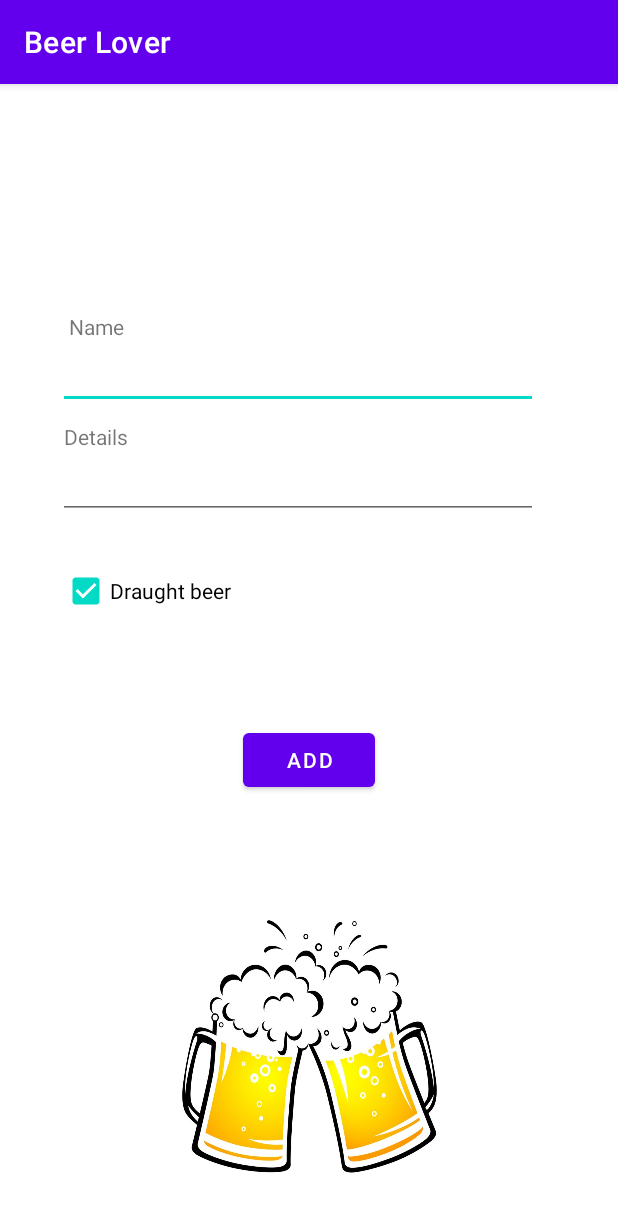
After one commit to asioko01/Beer-Lovers, an Android app: the add_beer screen opened directly, with no data from a screen before it, on a phone screen of 412 x 824 dp. The commit adds this screen. Shown: the top 1212 px of the screen. Run offline under Robolectric (Android 15) with nearby library versions, the phone set to English and light mode, and no system bars.

Commit message:
finished with adding

```diff
--- /dev/null
+++ b/app/src/main/java/com/example/beerlover/add_beer.java
@@ -0,0 +1,52 @@
+package com.example.beerlover;
+
+import androidx.appcompat.app.AppCompatActivity;
+
+import android.content.Context;
+import android.content.Intent;
+import android.os.Bundle;
+import android.view.View;
+import android.widget.Button;
+import android.widget.CheckBox;
+import android.widget.EditText;
+import android.widget.TextView;
+import android.widget.Toast;
+
+public class add_beer extends AppCompatActivity {
+
+    TextView name, details ;
+    EditText edName, edDetails;
+    CheckBox draught;
+    Button add;
+
+    @Override
+    protected void onCreate(Bundle savedInstanceState) {
+        super.onCreate(savedInstanceState);
+        setContentView(R.layout.activity_add_beer);
+        name =  findViewById(R.id.txtName);
+        details = findViewById(R.id.txtDetails);
+        edDetails = findViewById(R.id.EdtxtDetails);
+        edName = findViewById(R.id.EdtxtName);
+        draught = findViewById(R.id.checkBox);
+        add = findViewById(R.id.btnAddbeer);
+        add.setOnClickListener(new View.OnClickListener() {
+            public void onClick(View view) {
+
+                if(edName.getText().toString().isEmpty() || edDetails.getText().toString().isEmpty() ) {
+                    Context context = getApplicationContext();
+                    Toast.makeText(context, "Name or Details of beer is empty. Please fill it to continue!", Toast.LENGTH_LONG).show();
+                }
+                else
+                    {
+                        Intent add = new Intent(getApplicationContext(), MyListActivity.class);
+                        add.putExtra("name", edName.getText().toString().trim());
+                        add.putExtra("details",edDetails.getText().toString().trim());
+
+                        startActivity(add);
+                    }
+            }
+
+        });
+
+    }
+}
--- /dev/null
+++ b/app/src/main/res/layout/activity_add_beer.xml
@@ -0,0 +1,93 @@
+<?xml version="1.0" encoding="utf-8"?>
+<androidx.constraintlayout.widget.ConstraintLayout xmlns:android="http://schemas.android.com/apk/res/android"
+    xmlns:app="http://schemas.android.com/apk/res-auto"
+    xmlns:tools="http://schemas.android.com/tools"
+    android:layout_width="match_parent"
+    android:layout_height="match_parent"
+    tools:context=".add_beer">
+
+    <EditText
+        android:id="@+id/EdtxtName"
+        android:layout_width="wrap_content"
+        android:layout_height="wrap_content"
+        android:layout_marginBottom="28dp"
+        android:autofillHints=""
+        android:ems="15"
+        android:inputType="textPersonName"
+        app:layout_constraintBottom_toTopOf="@+id/EdtxtDetails"
+        app:layout_constraintEnd_toEndOf="parent"
+        app:layout_constraintHorizontal_bias="0.422"
+        app:layout_constraintStart_toStartOf="parent" />
+
+    <TextView
+        android:id="@+id/txtDetails"
+        android:layout_width="wrap_content"
+        android:layout_height="wrap_content"
+        android:text="Details"
+        app:layout_constraintBottom_toTopOf="@+id/EdtxtDetails"
+        app:layout_constraintEnd_toEndOf="parent"
+        app:layout_constraintHorizontal_bias="0.116"
+        app:layout_constraintStart_toStartOf="parent" />
+
+    <EditText
+        android:id="@+id/EdtxtDetails"
+        android:layout_width="wrap_content"
+        android:layout_height="wrap_content"
+        android:layout_marginBottom="24dp"
+        android:ems="15"
+        android:inputType="textPersonName"
+        app:layout_constraintBottom_toTopOf="@+id/checkBox"
+        app:layout_constraintEnd_toEndOf="parent"
+        app:layout_constraintHorizontal_bias="0.422"
+        app:layout_constraintStart_toStartOf="parent" />
+
+    <TextView
+        android:id="@+id/txtName"
+        android:layout_width="wrap_content"
+        android:layout_height="wrap_content"
+        android:text="@string/name"
+        app:layout_constraintBottom_toTopOf="@+id/EdtxtName"
+        app:layout_constraintEnd_toEndOf="parent"
+        app:layout_constraintHorizontal_bias="0.122"
+        app:layout_constraintStart_toStartOf="parent"
+        app:layout_constraintTop_toTopOf="parent"
+        app:layout_constraintVertical_bias="1.0" />
+
+    <CheckBox
+        android:id="@+id/checkBox"
+        android:layout_width="wrap_content"
+        android:layout_height="wrap_content"
+        android:checked="true"
+        android:text="Draught beer"
+        app:layout_constraintBottom_toBottomOf="parent"
+        app:layout_constraintEnd_toEndOf="parent"
+        app:layout_constraintHorizontal_bias="0.137"
+        app:layout_constraintStart_toStartOf="parent"
+        app:layout_constraintTop_toTopOf="parent"
+        app:layout_constraintVertical_bias="0.436" />
+
+    <Button
+        android:id="@+id/btnAddbeer"
+        android:layout_width="wrap_content"
+        android:layout_height="wrap_content"
+        android:text="ADD"
+        app:layout_constraintBottom_toTopOf="@+id/imgBeerAdd"
+        app:layout_constraintEnd_toEndOf="parent"
+        app:layout_constraintStart_toStartOf="parent"
+        app:layout_constraintTop_toBottomOf="@+id/checkBox" />
+
+    <ImageButton
+        android:id="@+id/imgBeerAdd"
+        android:layout_width="200dp"
+        android:layout_height="200dp"
+        android:background="#FFFFFF"
+        android:scaleType="fitXY"
+        app:layout_constraintBottom_toBottomOf="parent"
+        app:layout_constraintEnd_toEndOf="parent"
+        app:layout_constraintHorizontal_bias="0.497"
+        app:layout_constraintStart_toStartOf="parent"
+        app:layout_constraintTop_toBottomOf="@+id/checkBox"
+        app:layout_constraintVertical_bias="0.858"
+        app:srcCompat="@drawable/_1951124" />
+
+</androidx.constraintlayout.widget.ConstraintLayout>
--- a/app/src/main/res/values/colors.xml
+++ b/app/src/main/res/values/colors.xml
@@ -7,4 +7,5 @@
     <color name="teal_700">#FF018786</color>
     <color name="black">#FF000000</color>
     <color name="white">#FFFFFFFF</color>
+    <color name="lightyellow">#FFFFE0</color>
 </resources>
--- a/app/src/main/res/values/strings.xml
+++ b/app/src/main/res/values/strings.xml
@@ -6,4 +6,8 @@
     <string name="scan">Scan</string>
     <string name="my_list">My List</string>
     <string name="give_your_describe">Give your describe</string>
+    <string name="add_beer">add beer</string>
+    <string name="todo">TODO</string>
+    <string name="name">Name</string>
+    <string name="details">Details</string>
 </resources>
```
Also changed, not shown: app/src/main/AndroidManifest.xml (+8 -5 lines), app/src/main/java/com/example/beerlover/BeerViewModel.java (added, +18 -0 lines), app/src/main/java/com/example/beerlover/Beer_recyclerviewAdapter.java (added, +58 -0 lines), app/src/main/java/com/example/beerlover/DetailFragment.java (deleted, +0 -63 lines), app/src/main/java/com/example/beerlover/ListFragment.java (deleted, +0 -64 lines), app/src/main/java/com/example/beerlover/MainActivity.java (+10 -1 lines), app/src/main/java/com/example/beerlover/MyListActivity.java (+43 -0 lines), app/src/main/res/layout/activity_main.xml (+15 -3 lines), app/src/main/res/layout/activity_my_list.xml (+6 -17 lines), app/src/main/res/layout/fragment_detail.xml (deleted, +0 -67 lines), app/src/main/res/layout/fragment_list.xml (deleted, +0 -25 lines), app/src/main/res/layout/recycler_view_row.xml (+34 -7 lines), app/src/main/res/drawable/_1951124.jpg (added), 410 other files.
